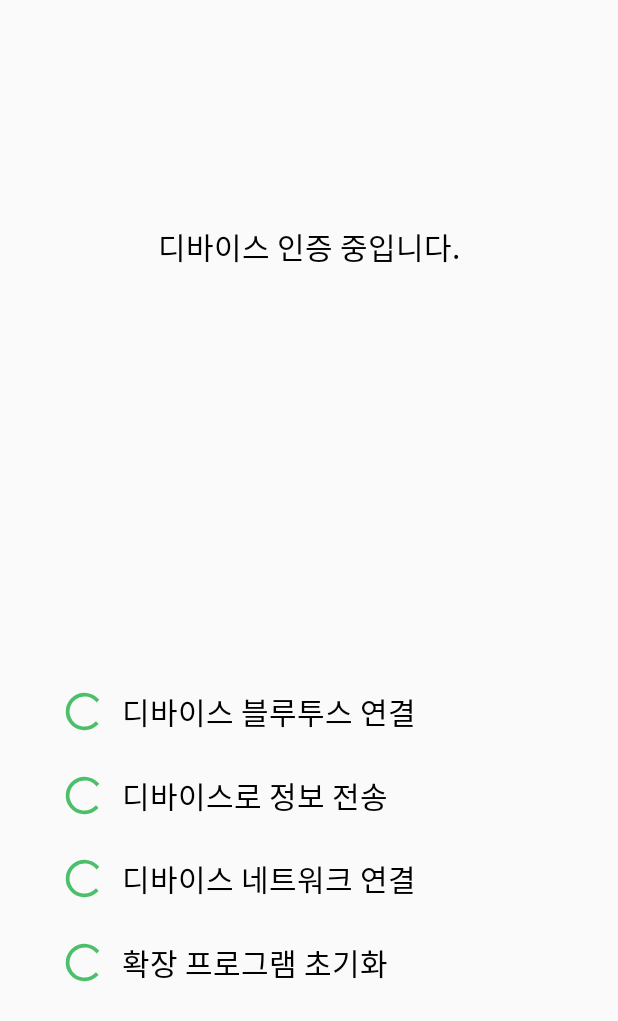
After one commit to MedicineBox/MedicineBox, an Android app: the Device_auth screen opened directly, with no data from a screen before it, on a phone screen of 412 x 824 dp. The commit adds this screen. Shown: the top 1021 px of the screen. Run offline under Robolectric (Android 15) with nearby library versions, the phone set to English and light mode, and no system bars.

Commit message:
bluetooth not finished

```diff
--- a/app/build.gradle
+++ b/app/build.gradle
@@ -35,5 +35,6 @@ dependencies {
     implementation 'com.google.android.material:material:1.2.0-alpha05'
     implementation 'com.google.firebase:firebase-analytics:17.2.2'
     implementation 'com.google.firebase:firebase-firestore:21.2.1'
+    implementation 'androidx.legacy:legacy-support-v4:1.0.0'
 
 }
--- /dev/null
+++ b/app/src/main/java/com/example/medicinebox/Device_auth.java
@@ -0,0 +1,87 @@
+package com.example.medicinebox;
+
+import android.app.Activity;
+import android.bluetooth.BluetoothAdapter;
+import android.bluetooth.BluetoothDevice;
+import android.bluetooth.BluetoothManager;
+import android.bluetooth.BluetoothSocket;
+import android.content.Context;
+import android.content.Intent;
+import android.os.Bundle;
+import android.view.View;
+import android.widget.ImageView;
+import android.widget.LinearLayout;
+import android.widget.ProgressBar;
+import android.widget.Toast;
+
+import androidx.annotation.Nullable;
+
+import java.io.InputStream;
+import java.io.OutputStream;
+import java.util.Set;
+
+public class Device_auth extends Activity {
+
+    LinearLayout step1, step2, step3, step4;
+    ImageView img1, img2, img3, img4;
+    ProgressBar pbar1, pbar2, pbar3, pbar4;
+
+
+
+    private static final int REQUEST_ENABLE_BT = 10; // 블루투스 활성화 상태
+    private BluetoothAdapter bluetoothAdapter; // 블루투스 어댑터
+    private Set<BluetoothDevice> devices; // 블루투스 디바이스 데이터 셋
+    private BluetoothDevice bluetoothDevice; // 블루투스 디바이스
+    private BluetoothSocket bluetoothSocket = null; // 블루투스 소켓
+    private OutputStream outputStream = null; // 블루투스에 데이터를 출력하기 위한 출력 스트림
+    private InputStream inputStream = null; // 블루투스에 데이터를 입력하기 위한 입력 스트림
+    private Thread workerThread = null; // 문자열 수신에 사용되는 쓰레드
+    private byte[] readBuffer; // 수신 된 문자열을 저장하기 위한 버퍼
+    private int readBufferPosition; // 버퍼 내 문자 저장 위치
+
+
+    @Override
+    protected void onCreate(@Nullable Bundle savedInstanceState) {
+        super.onCreate(savedInstanceState);
+        setContentView(R.layout.device_auth);
+
+        step1 = findViewById(R.id.auth_layout1);
+        step2 = findViewById(R.id.auth_layout2);
+        step3 = findViewById(R.id.auth_layout3);
+        step4 = findViewById(R.id.auth_layout4);
+        img1 = findViewById(R.id.auth_imgview1);
+        img2 = findViewById(R.id.auth_imgview2);
+        img3 = findViewById(R.id.auth_imgview3);
+        img4 = findViewById(R.id.auth_imgview4);
+        pbar1 = findViewById(R.id.auth_progress1);
+        pbar2 = findViewById(R.id.auth_progress2);
+        pbar3 = findViewById(R.id.auth_progress3);
+        pbar4 = findViewById(R.id.auth_progress4);
+
+
+//        시작시엔 스텝 2, 3, 4 숨기기
+//        step2.setVisibility(View.INVISIBLE);
+//        step3.setVisibility(View.INVISIBLE);
+//        step4.setVisibility(View.INVISIBLE);
+
+//        BLUETOOTH 설정
+        final BluetoothManager bluetoothManager = (BluetoothManager) getSystemService(Context.BLUETOOTH_SERVICE);
+        bluetoothAdapter = bluetoothManager.getAdapter();
+//        블루투스 활성화
+        if(bluetoothAdapter == null || !bluetoothAdapter.isEnabled()) {                     // 블루투스가 활성화 안되어 있다면
+            Intent enableBtIntent = new Intent(BluetoothAdapter.ACTION_REQUEST_ENABLE);     // 블루투스 활성화를 위해 필요한 intent
+            startActivityForResult(enableBtIntent, REQUEST_ENABLE_BT);                      // 다른 액티비티를 통해서 블루투스를 활성화 한 후에 결과를 requestCode 변수로 리턴
+        }
+
+
+        Intent getIntent = getIntent();
+        String wifi = getIntent.getStringExtra("wifi");
+        String passwd = getIntent.getStringExtra("passwd");
+        String macAddresss = getIntent.getStringExtra("macAddress");
+
+        Toast.makeText(getApplicationContext(), "Wi-Fi : " + wifi + "\nPASSWORD : " + passwd +"\nMACAddr : " + macAddresss, Toast.LENGTH_SHORT).show();
+
+
+
+    }
+}
--- a/app/src/main/java/com/example/medicinebox/LoginActivity.java
+++ b/app/src/main/java/com/example/medicinebox/LoginActivity.java
@@ -102,7 +102,8 @@ public class LoginActivity extends Activity {
                 //서버에서 확인해야함
                 flag = true;    // 일단 확인했다 치고
                 if(flag) {
-                    Intent intent = new Intent(getApplicationContext(), MainActivity.class);
+//                    Intent intent = new Intent(getApplicationContext(), MainActivity.class);            // MainActivity로 이동
+                    Intent intent = new Intent(getApplicationContext(), Device_auth_wifi.class);            // Device_auth_wifi로 이동. 테스틀용
 //                    intent.putExtra("id", id);                          // id값 넘김. 일단 없는걸로 치고 테스트
                     startActivity(intent);
                     LoginActivity.this.finish();
--- a/app/src/main/res/drawable/button_select_day.xml
+++ b/app/src/main/res/drawable/button_select.xml
@@ -1,7 +1,7 @@
 <?xml version="1.0" encoding="utf-8"?>
 <shape xmlns:android="http://schemas.android.com/apk/res/android">
 
-    <solid android:color="@color/colorPrimary"/>
+    <solid android:color="@color/signature"/>
     <stroke android:width="2dip" android:color="#B1BCBE" />
     <corners android:radius="10dip"/>
     <padding android:left="0dip" android:top="0dip" android:right="0dip" android:bottom="0dip"
--- a/app/src/main/res/layout/add_medicine.xml
+++ b/app/src/main/res/layout/add_medicine.xml
@@ -136,7 +136,7 @@
             android:textSize="23sp"
             android:gravity="center"
             android:layout_marginRight="30sp"
-            android:background="@drawable/button_select_day"
+            android:background="@drawable/button_select"
             />
         <Button
             android:id="@+id/btnType_Cycle"
@@ -518,7 +518,7 @@
             android:text="확인"
             android:textColor="#fff"
             android:textSize="25sp"
-            android:background="@drawable/button_select_day"
+            android:background="@drawable/button_select"
             android:layout_marginVertical="8sp"
             />
         <Button
--- /dev/null
+++ b/app/src/main/res/layout/device_auth.xml
@@ -0,0 +1,184 @@
+<?xml version="1.0" encoding="utf-8"?>
+<androidx.constraintlayout.widget.ConstraintLayout xmlns:android="http://schemas.android.com/apk/res/android"
+    xmlns:app="http://schemas.android.com/apk/res-auto"
+    android:layout_width="match_parent"
+    android:layout_height="match_parent">
+
+    <TextView
+        android:layout_width="wrap_content"
+        android:layout_height="wrap_content"
+        android:text="디바이스 인증 중입니다."
+        android:textColor="#000"
+        android:textSize="20dp"
+        app:layout_constraintBottom_toTopOf="@id/auth_imgview_main"
+        app:layout_constraintLeft_toLeftOf="parent"
+        app:layout_constraintRight_toRightOf="parent"
+        app:layout_constraintTop_toTopOf="parent"
+        app:layout_constraintVertical_bias="0.8" />
+
+
+    <ImageView
+        android:id="@+id/auth_imgview_main"
+        android:layout_width="0dp"
+        android:layout_height="0dp"
+        app:layout_constraintBottom_toBottomOf="parent"
+        app:layout_constraintHeight_percent="0.25"
+        app:layout_constraintLeft_toLeftOf="parent"
+        app:layout_constraintRight_toRightOf="parent"
+        app:layout_constraintTop_toTopOf="parent"
+        app:layout_constraintVertical_bias="0.35"
+        app:layout_constraintWidth_percent="0.4" />
+
+    <LinearLayout
+        android:id="@+id/auth_layout1"
+        android:layout_width="0dp"
+        android:layout_height="wrap_content"
+        android:orientation="horizontal"
+        app:layout_constraintBottom_toBottomOf="parent"
+        app:layout_constraintLeft_toLeftOf="parent"
+        app:layout_constraintRight_toRightOf="parent"
+        app:layout_constraintTop_toBottomOf="@id/auth_imgview_main"
+        app:layout_constraintWidth_percent="0.8"
+        app:layout_constraintVertical_bias="0.1">
+
+        <androidx.core.widget.ContentLoadingProgressBar
+            android:id="@+id/auth_progress1"
+            android:layout_width="30dp"
+            android:layout_height="30dp"
+            style="@style/Widget.AppCompat.ProgressBar"
+            android:theme="@style/progressbar_color"
+            />
+        <ImageView
+            android:id="@+id/auth_imgview1"
+            android:layout_width="30dp"
+            android:layout_height="30dp"
+            android:visibility="gone"
+            />
+
+        <TextView
+            android:layout_width="wrap_content"
+            android:layout_height="wrap_content"
+            android:layout_gravity="center"
+            android:text="디바이스 블루투스 연결"
+            android:textColor="#000"
+            android:textSize="20dp"
+            android:layout_marginLeft="10dp"/>
+    </LinearLayout>
+
+    <LinearLayout
+        android:id="@+id/auth_layout2"
+        android:layout_width="0dp"
+        android:layout_height="wrap_content"
+        android:orientation="horizontal"
+        app:layout_constraintBottom_toBottomOf="parent"
+        app:layout_constraintLeft_toLeftOf="parent"
+        app:layout_constraintRight_toRightOf="parent"
+        app:layout_constraintTop_toBottomOf="@id/auth_imgview_main"
+        app:layout_constraintWidth_percent="0.8"
+        app:layout_constraintVertical_bias="0.25">
+
+
+        <androidx.core.widget.ContentLoadingProgressBar
+            android:id="@+id/auth_progress2"
+            android:layout_width="30dp"
+            android:layout_height="30dp"
+            style="@style/Widget.AppCompat.ProgressBar"
+            android:theme="@style/progressbar_color"
+            />
+        <ImageView
+            android:id="@+id/auth_imgview2"
+            android:layout_width="30dp"
+            android:layout_height="30dp"
+            android:visibility="gone"
+            />
+
+        <TextView
+            android:layout_width="wrap_content"
+            android:layout_height="wrap_content"
+            android:layout_gravity="center"
+            android:text="디바이스로 정보 전송"
+            android:textColor="#000"
+            android:textSize="20dp"
+            android:layout_marginLeft="10dp" />
+    </LinearLayout>
+
+    <LinearLayout
+        android:id="@+id/auth_layout3"
+        android:layout_width="0dp"
+        android:layout_height="wrap_content"
+        android:orientation="horizontal"
+        app:layout_constraintBottom_toBottomOf="parent"
+        app:layout_constraintLeft_toLeftOf="parent"
+        app:layout_constraintRight_toRightOf="parent"
+        app:layout_constraintTop_toBottomOf="@id/auth_imgview_main"
+        app:layout_constraintWidth_percent="0.8"
+        app:layout_constraintVertical_bias="0.4">
+
+        <androidx.core.widget.ContentLoadingProgressBar
+            android:id="@+id/auth_progress3"
+            android:layout_width="30dp"
+            android:layout_height="30dp"
+            style="@style/Widget.AppCompat.ProgressBar"
+            android:theme="@style/progressbar_color"
+            />
+        <ImageView
+            android:id="@+id/auth_imgview3"
+            android:layout_width="30dp"
+            android:layout_height="30dp"
+            android:visibility="gone"
+            />
+
+        <TextView
+            android:layout_width="wrap_content"
+            android:layout_height="wrap_content"
+            android:layout_gravity="center"
+            android:text="디바이스 네트워크 연결 "
+            android:textColor="#000"
+            android:textSize="20dp"
+            android:layout_marginLeft="10dp" />
+    </LinearLayout>
+
+    <LinearLayout
+        android:id="@+id/auth_layout4"
+        android:layout_width="0dp"
+        android:layout_height="wrap_content"
+        android:orientation="horizontal"
+        app:layout_constraintBottom_toBottomOf="parent"
+        app:layout_constraintLeft_toLeftOf="parent"
+        app:layout_constraintRight_toRightOf="parent"
+        app:layout_constraintTop_toBottomOf="@id/auth_imgview_main"
+        app:layout_constraintWidth_percent="0.8"
+        app:layout_constraintVertical_bias="0.55">
+
+        <androidx.core.widget.ContentLoadingProgressBar
+            android:id="@+id/auth_progress4"
+            android:layout_width="30dp"
+            android:layout_height="30dp"
+            style="@style/Widget.AppCompat.ProgressBar"
+            android:theme="@style/progressbar_color"
+            />
+        <ImageView
+            android:id="@+id/auth_imgview4"
+            android:layout_width="30dp"
+            android:layout_height="30dp"
+            android:visibility="gone"
+            />
+
+        <TextView
+            android:layout_width="wrap_content"
+            android:layout_height="wrap_content"
+            android:layout_gravity="center"
+            android:text="확장 프로그램 초기화 "
+            android:textColor="#000"
+            android:textSize="20dp"
+            android:layout_marginLeft="10dp" />
+    </LinearLayout>
+
+    <androidx.constraintlayout.widget.Guideline
+        android:id="@+id/guideline"
+        android:layout_width="wrap_content"
+        android:layout_height="wrap_content"
+        android:orientation="vertical"
+        app:layout_constraintGuide_begin="118dp" />
+
+</androidx.constraintlayout.widget.ConstraintLayout>
--- a/app/src/main/res/values/styles.xml
+++ b/app/src/main/res/values/styles.xml
@@ -14,4 +14,8 @@
         <item name="colorAccent">@color/colorAccent</item>
     </style>
 
+
+    <style name="progressbar_color">
+        <item name="colorAccent">@color/signature</item>
+    </style>
 </resources>
```
Also changed, not shown: app/src/main/AndroidManifest.xml (+12 -0 lines), app/src/main/java/com/example/medicinebox/AddMedicine.java (+9 -10 lines), app/src/main/java/com/example/medicinebox/BtListAdapter.java (added, +53 -0 lines), app/src/main/java/com/example/medicinebox/Device_auth_wifi.java (added, +43 -0 lines), app/src/main/java/com/example/medicinebox/Device_ble_scan.java (added, +176 -0 lines), app/src/main/res/layout/device_auth_wifi.xml (added, +88 -0 lines), app/src/main/res/layout/device_bt_scan.xml (added, +60 -0 lines).
